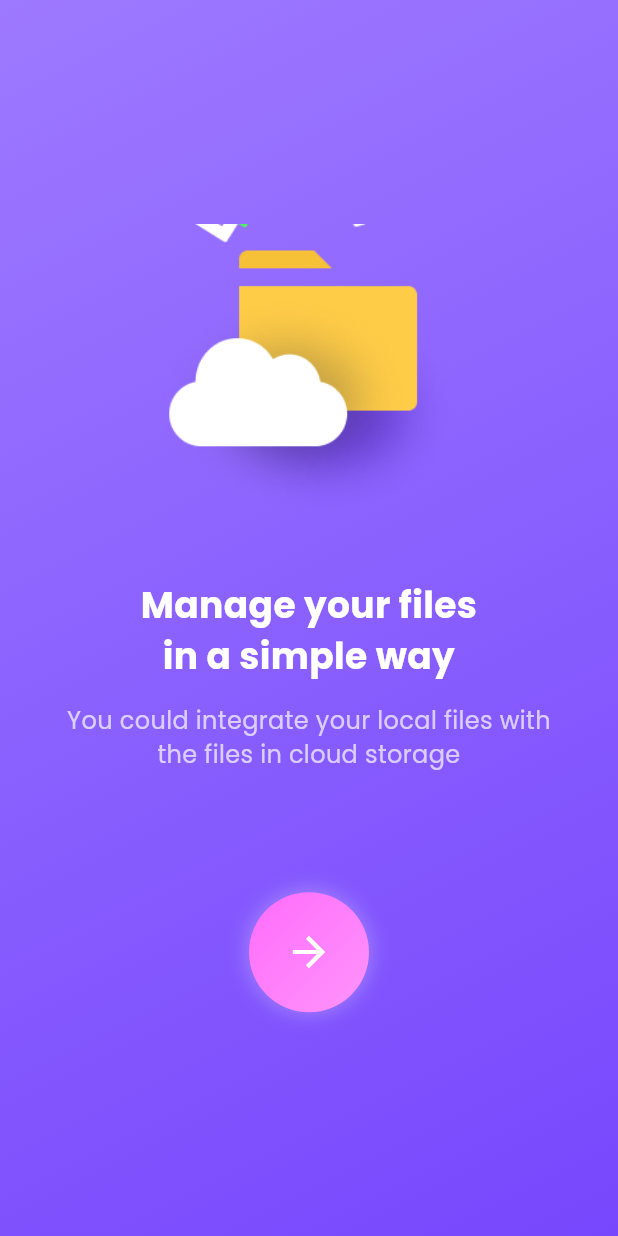
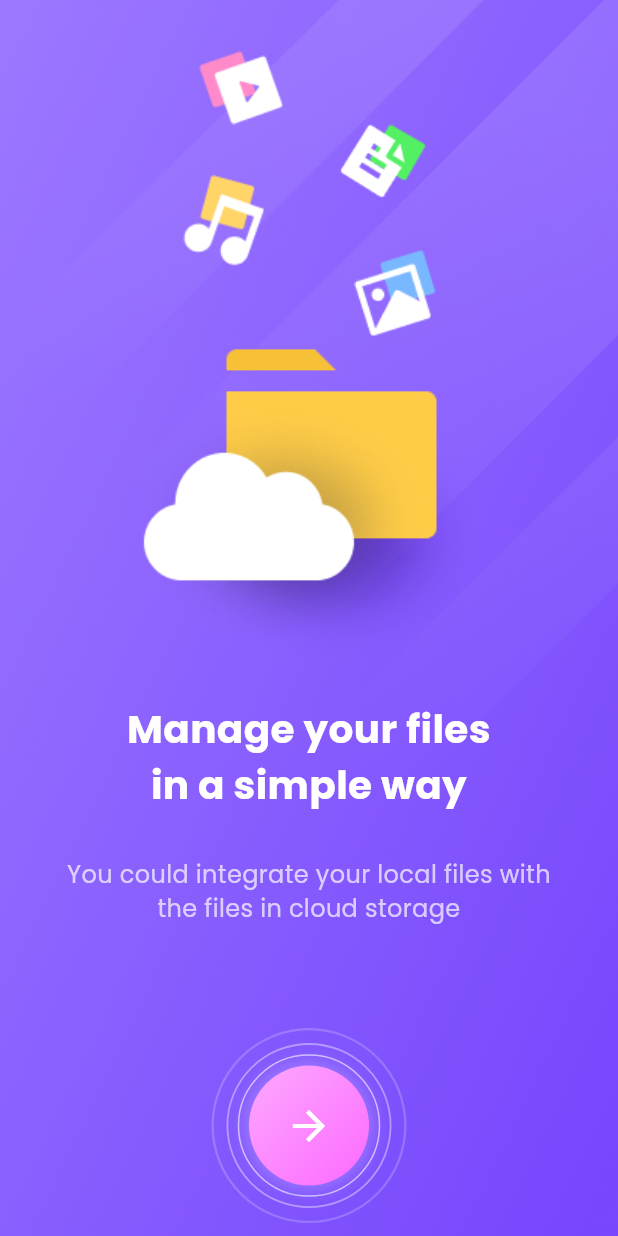
Before and after one commit to Vicky2505/file-manager, a Flutter app: the screen it shows after launch, on a phone screen of 412 x 824 dp. Run offline on Flutter 3.47's test engine with Material 3 defaults, Android fonts, the phone set to English and light mode, and no system bars; our stand-ins replace google_fonts.

Commit message:
completed ui of On Boarding screen

```diff
--- /dev/null
+++ b/lib/On Boarding/on_boarding_screen.dart
@@ -0,0 +1,168 @@
+import 'package:flutter/material.dart';
+import 'package:google_fonts/google_fonts.dart';
+
+class OnBoardingScreen extends StatefulWidget {
+  const OnBoardingScreen({super.key});
+
+  @override
+  State<OnBoardingScreen> createState() => _OnBoardingScreenState();
+}
+
+class _OnBoardingScreenState extends State<OnBoardingScreen> {
+  @override
+  Widget build(BuildContext context) {
+    return Scaffold(
+      body: Container(
+        width: double.infinity,
+        height: double.infinity,
+        decoration: BoxDecoration(
+          image: DecorationImage(
+            image: AssetImage('images/onboard_assets/background_view.png'),
+            fit: BoxFit.cover,
+          ),
+        ),
+        child: Column(
+          mainAxisAlignment: MainAxisAlignment.center,
+          children: [
+            Column(
+              mainAxisAlignment: MainAxisAlignment.center,
+              children: [
+                SizedBox(height: MediaQuery.of(context).size.height * 0.24),
+                Stack(
+                  alignment: Alignment.center,
+                  clipBehavior: Clip.none,
+                  children: [
+                    Image.asset(
+                      'images/onboard_assets/file_manager.png',
+                      width: MediaQuery.of(context).size.width * 0.6,
+                    ),
+                    Positioned(
+                      top: MediaQuery.of(context).size.height * -0.05,
+                      left: MediaQuery.of(context).size.width * 0.37,
+                      child: Image.asset(
+                        'images/onboard_assets/picture.png',
+                        width: MediaQuery.of(context).size.width * 0.14,
+                      ),
+                    ),
+                    Positioned(
+                      top: -MediaQuery.of(context).size.height * 0.11,
+                      left: MediaQuery.of(context).size.width * 0.09,
+                      child: Image.asset(
+                        'images/onboard_assets/music.png',
+                        width: MediaQuery.of(context).size.width * 0.14,
+                      ),
+                    ),
+                    Positioned(
+                      top: -MediaQuery.of(context).size.height * 0.15,
+                      left: MediaQuery.of(context).size.width * 0.35,
+                      child: Image.asset(
+                        'images/onboard_assets/document.png',
+                        width: MediaQuery.of(context).size.width * 0.14,
+                      ),
+                    ),
+                    Positioned(
+                      top: -MediaQuery.of(context).size.height * 0.21,
+                      right: MediaQuery.of(context).size.width * 0.34,
+                      child: Image.asset(
+                        'images/onboard_assets/video.png',
+                        width: MediaQuery.of(context).size.width * 0.14,
+                      ),
+                    ),
+                  ],
+                ),
+              ],
+            ),
+            const SizedBox(height: 18),
+            Text(
+              "Manage your files\nin a simple way",
+              textAlign: TextAlign.center,
+              style: GoogleFonts.poppins(
+                fontSize: 26,
+                fontWeight: FontWeight.bold,
+                color: Colors.white,
+              ),
+            ),
+            const SizedBox(height: 30),
+            Text(
+              "You could integrate your local files with\nthe files in cloud storage",
+              textAlign: TextAlign.center,
+              style: GoogleFonts.poppins(
+                fontSize: 16,
+                color: Colors.white70,
+              ),
+            ),
+            const SizedBox(height: 68),
+            GestureDetector(
+              onTap: () {},
+              child: Stack(
+                alignment: Alignment.center,
+                children: [
+                  Container(
+                    width: 130,
+                    height: 130,
+                    decoration: BoxDecoration(
+                      shape: BoxShape.circle,
+                      border: Border.all(
+                        // ignore: deprecated_member_use
+                        color: Colors.white.withOpacity(0.2),
+                        width: 1.5,
+                      ),
+                    ),
+                  ),
+                  Container(
+                    width: 110,
+                    height: 110,
+                    decoration: BoxDecoration(
+                      shape: BoxShape.circle,
+                      border: Border.all(
+                        // ignore: deprecated_member_use
+                        color: Colors.white.withOpacity(0.4),
+                        width: 1.2,
+                      ),
+                    ),
+                  ),
+                  Container(
+                    width: 95,
+                    height: 95,
+                    decoration: BoxDecoration(
+                      shape: BoxShape.circle,
+                      border: Border.all(
+                        // ignore: deprecated_member_use
+                        color: Colors.white.withOpacity(0.6),
+                        width: 1,
+                      ),
+                    ),
+                  ),
+                  Container(
+                    width: 80,
+                    height: 80,
+                    decoration: const BoxDecoration(
+                      shape: BoxShape.circle,
+                      gradient: LinearGradient(
+                        colors: [Color(0xFFFDA8FE), Color(0xFFFC69FF)],
+                        begin: Alignment.topLeft,
+                        end: Alignment.bottomRight,
+                      ),
+                      boxShadow: [
+                        BoxShadow(
+                          color: Colors.white24,
+                          blurRadius: 10,
+                          spreadRadius: 2,
+                        ),
+                      ],
+                    ),
+                    child: const Icon(
+                      Icons.arrow_forward,
+                      color: Colors.white,
+                      size: 32,
+                    ),
+                  ),
+                ],
+              ),
+            ),
+          ],
+        ),
+      ),
+    );
+  }
+}
--- a/lib/main.dart
+++ b/lib/main.dart
@@ -1,4 +1,4 @@
-import 'package:file_manager_app/screens/on_boarding_screen.dart';
+import 'package:file_manager_app/On%20Boarding/on_boarding_screen.dart';
 import 'package:flutter/material.dart';
 
 void main() {
@@ -11,7 +11,7 @@ class MyApp extends StatelessWidget {
   @override
   Widget build(BuildContext context) {
     return MaterialApp(
-      title: 'File Manager',
+      title: 'File Manager App',
       theme: ThemeData(
         colorScheme: ColorScheme.fromSeed(seedColor: Colors.deepPurple),
         useMaterial3: true,
--- a/lib/screens/on_boarding_screen.dart
+++ /dev/null
@@ -1,121 +0,0 @@
-import 'package:flutter/material.dart';
-import 'package:google_fonts/google_fonts.dart';
-
-class OnBoardingScreen extends StatefulWidget {
-  const OnBoardingScreen({super.key});
-
-  @override
-  State<OnBoardingScreen> createState() => _OnBoardingScreenState();
-}
-
-class _OnBoardingScreenState extends State<OnBoardingScreen> {
-  @override
-  Widget build(BuildContext context) {
-    return Scaffold(
-      body: Container(
-        width: double.infinity,
-        height: double.infinity,
-        decoration: const BoxDecoration(
-          gradient: LinearGradient(
-            colors: [Color(0xFF9D79FF), Color(0xFF7747FD)],
-            begin: Alignment.topLeft,
-            end: Alignment.bottomRight,
-          ),
-        ),
-        child: Column(
-          mainAxisAlignment: MainAxisAlignment.center,
-          children: [
-            Stack(
-              alignment: Alignment.center,
-              children: [
-                Image.asset(
-                  'images/onboard_assets/file_manager.png',
-                  width: 200,
-                ),
-                Positioned(
-                  top: -30,
-                  left: 20,
-                  child: Image.asset(
-                    'images/onboard_assets/document.png',
-                    width: 50,
-                  ),
-                ),
-                Positioned(
-                  top: -50,
-                  right: 30,
-                  child: Image.asset(
-                    'images/onboard_assets/picture.png',
-                    width: 50,
-                  ),
-                ),
-                Positioned(
-                  top: -80,
-                  left: 90,
-                  child: Image.asset(
-                    'images/onboard_assets/video.png',
-                    width: 50,
-                  ),
-                ),
-                Positioned(
-                  top: -90,
-                  right: 70,
-                  child: Image.asset(
-                    'images/onboard_assets/music.png',
-                    width: 50,
-                  ),
-                ),
-              ],
-            ),
-            const SizedBox(height: 40),
-            Text(
-              "Manage your files\nin a simple way",
-              textAlign: TextAlign.center,
-              style: GoogleFonts.poppins(
-                fontSize: 24,
-                fontWeight: FontWeight.bold,
-                color: Colors.white,
-              ),
-            ),
-            const SizedBox(height: 15),
-            Text(
-              "You could integrate your local files with\nthe files in cloud storage",
-              textAlign: TextAlign.center,
-              style: GoogleFonts.poppins(
-                fontSize: 16,
-                color: Colors.white70,
-              ),
-            ),
-            const SizedBox(height: 80),
-            GestureDetector(
-              onTap: () {},
-              child: Container(
-                width: 80,
-                height: 80,
-                decoration: const BoxDecoration(
-                  shape: BoxShape.circle,
-                  gradient: LinearGradient(
-                    colors: [Color(0xFFFF6CFB), Color(0xFFFF94FB)],
-                    begin: Alignment.topLeft,
-                    end: Alignment.bottomRight,
-                  ),
-                  boxShadow: [
-                    BoxShadow(
-                      color: Colors.white24,
-                      blurRadius: 10,
-                      spreadRadius: 2,
-                    ),
-                  ],
-                ),
-                child: const Icon(
-                  Icons.arrow_forward,
-                  color: Colors.white,
-                  size: 32,
-                ),
-              ),
-            ),
-          ],
-        ),
-      ),
-    );
-  }
-}
--- a/pubspec.yaml
+++ b/pubspec.yaml
@@ -61,6 +61,7 @@ flutter:
   # To add assets to your application, add an assets section, like this:
   assets:
   # Onboarding Screens
+    - images/onboard_assets/background_view.png
     - images/onboard_assets/file_manager.png
     - images/onboard_assets/picture.png
     - images/onboard_assets/music.png
```
Also changed, not shown: images/onboard_assets/background_view.png (added), 4 other files.
